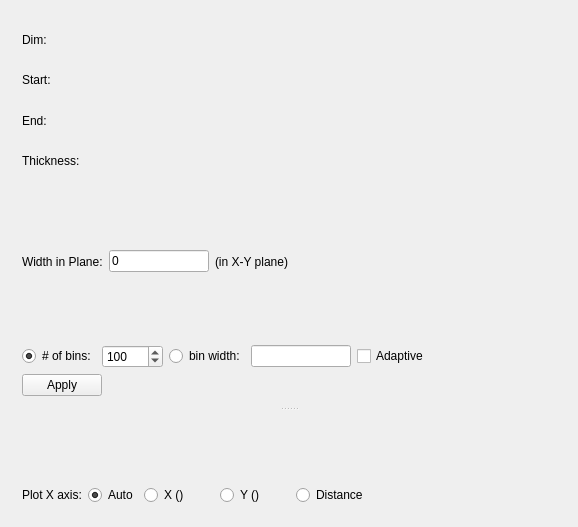
Above: Code/Mantid/MantidQt/SliceViewer/inc/MantidQtSliceViewer/LineViewer.ui from mantidproject/mantid before the change. Below: the same form after it.
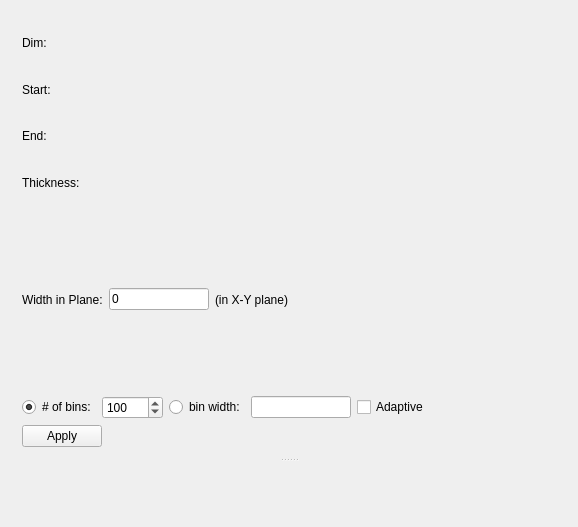
That is the form after the change.

Commit message: Refs #4716: GUI for choosing PlotMD options

```diff
--- a/Code/Mantid/MantidQt/SliceViewer/inc/MantidQtSliceViewer/LineViewer.ui
+++ b/Code/Mantid/MantidQt/SliceViewer/inc/MantidQtSliceViewer/LineViewer.ui
@@ -275,85 +275,6 @@
          </property>
         </widget>
        </item>
-       <item>
-        <layout class="QHBoxLayout" name="horizontalLayout_3">
-         <item>
-          <widget class="QLabel" name="label">
-           <property name="text">
-            <string>Plot X axis:</string>
-           </property>
-          </widget>
-         </item>
-         <item>
-          <widget class="QRadioButton" name="radPlotAuto">
-           <property name="toolTip">
-            <string>Automatically choose between plotting X or Y depending on the angle of the line</string>
-           </property>
-           <property name="text">
-            <string>Auto</string>
-           </property>
-           <property name="checked">
-            <bool>true</bool>
-           </property>
-          </widget>
-         </item>
-         <item>
-          <widget class="QRadioButton" name="radPlotX">
-           <property name="minimumSize">
-            <size>
-             <width>70</width>
-             <height>0</height>
-            </size>
-           </property>
-           <property name="toolTip">
-            <string>Use the workspace's viewed X coordinate as the X axis of the plot</string>
-           </property>
-           <property name="text">
-            <string>X ()</string>
-           </property>
-          </widget>
-         </item>
-         <item>
-          <widget class="QRadioButton" name="radPlotY">
-           <property name="minimumSize">
-            <size>
-             <width>70</width>
-             <height>0</height>
-            </size>
-           </property>
-           <property name="toolTip">
-            <string>Use the workspace's viewed Y coordinate as the X axis of the plot</string>
-           </property>
-           <property name="text">
-            <string>Y ()</string>
-           </property>
-          </widget>
-         </item>
-         <item>
-          <widget class="QRadioButton" name="radPlotDistance">
-           <property name="toolTip">
-            <string>Use the distance from the start of the line as the X axis of the plot</string>
-           </property>
-           <property name="text">
-            <string>Distance</string>
-           </property>
-          </widget>
-         </item>
-         <item>
-          <spacer name="horizontalSpacer_5">
-           <property name="orientation">
-            <enum>Qt::Horizontal</enum>
-           </property>
-           <property name="sizeHint" stdset="0">
-            <size>
-             <width>40</width>
-             <height>20</height>
-            </size>
-           </property>
-          </spacer>
-         </item>
-        </layout>
-       </item>
       </layout>
      </widget>
     </widget>
```
The commit also changes 11 other files.
